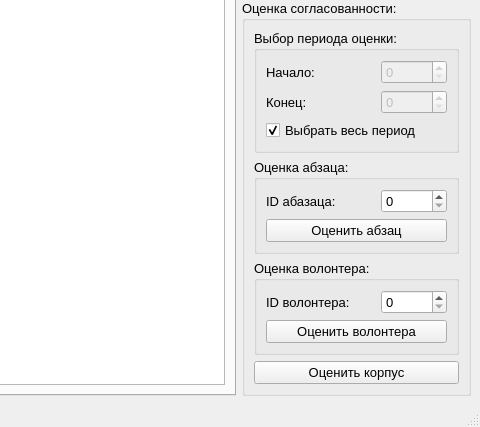
Above: design/MainWindow.ui from vanSultan/eval_quorum before the change; both pictures show x 320 to 800 and y 173 to 600 of the 800 by 600 pixel window. Below: the same form after it.
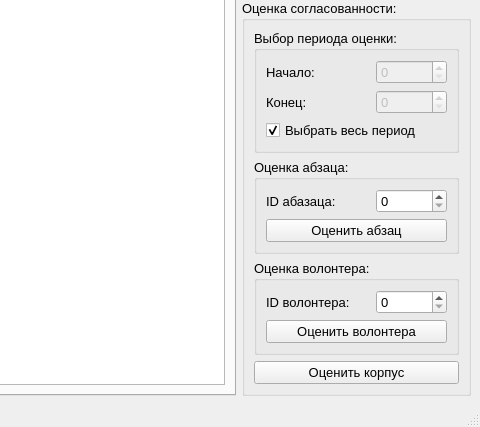
That is the form after the change.

Commit message: Увеличены максимальные границы допустимых значений

```diff
--- a/design/MainWindow.ui
+++ b/design/MainWindow.ui
@@ -133,6 +133,9 @@
                 <property name="enabled">
                  <bool>false</bool>
                 </property>
+                <property name="maximum">
+                 <number>999999</number>
+                </property>
                </widget>
               </item>
              </layout>
@@ -151,6 +154,9 @@
                 <property name="enabled">
                  <bool>false</bool>
                 </property>
+                <property name="maximum">
+                 <number>999999</number>
+                </property>
                </widget>
               </item>
              </layout>
@@ -184,7 +190,11 @@
                </widget>
               </item>
               <item>
-               <widget class="QSpinBox" name="spinBoxSection"/>
+               <widget class="QSpinBox" name="spinBoxSection">
+                <property name="maximum">
+                 <number>999999</number>
+                </property>
+               </widget>
               </item>
              </layout>
             </item>
@@ -214,7 +224,11 @@
                </widget>
               </item>
               <item>
-               <widget class="QSpinBox" name="spinBoxVolunteer"/>
+               <widget class="QSpinBox" name="spinBoxVolunteer">
+                <property name="maximum">
+                 <number>999999</number>
+                </property>
+               </widget>
               </item>
              </layout>
             </item>
```
Left out of the diff: 12 changed lines with no effect on the pictures. The commit also changes 1 other file.
